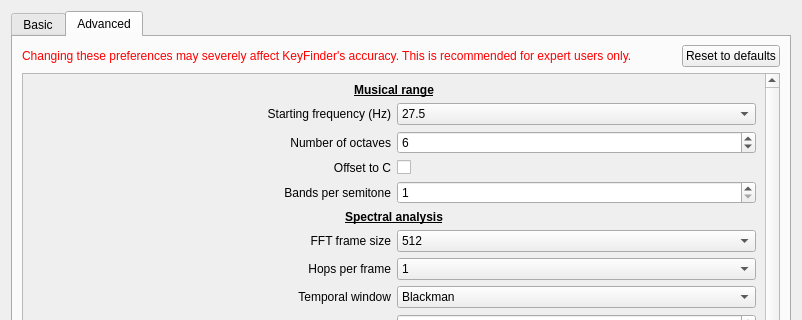
The window that prefsdialog.ui (ibsh/is_KeyFinder) describes before a commit, drawn with Qt 5; both pictures show x 0 to 802 and y 0 to 320 of the 802 by 613 pixel window.
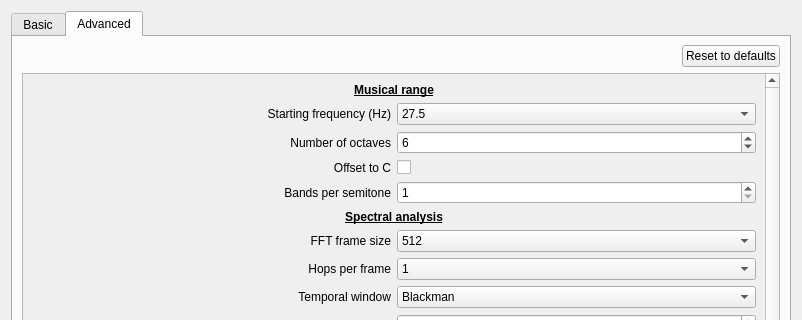
The same window after the commit. The open tabs and pages were chosen to show the change.

Commit message: Moved advanced prefs warning into code for easier localisation

Diff of the .ui file:
```diff
--- a/prefsdialog.ui
+++ b/prefsdialog.ui
@@ -1232,7 +1232,7 @@
             </palette>
            </property>
            <property name="text">
-            <string>Changing these preferences may severely affect KeyFinder's accuracy. This is recommended for expert users only.</string>
+            <string notr="true"/>
            </property>
            <property name="wordWrap">
             <bool>true</bool>
```
The commit also changes 1 other file.
